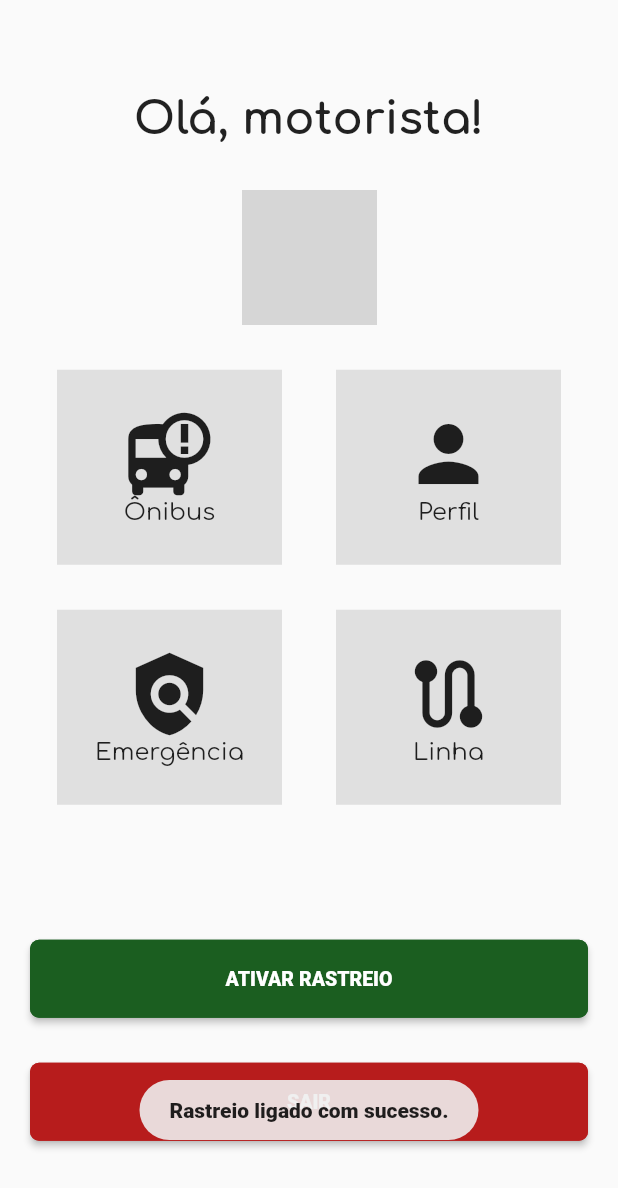
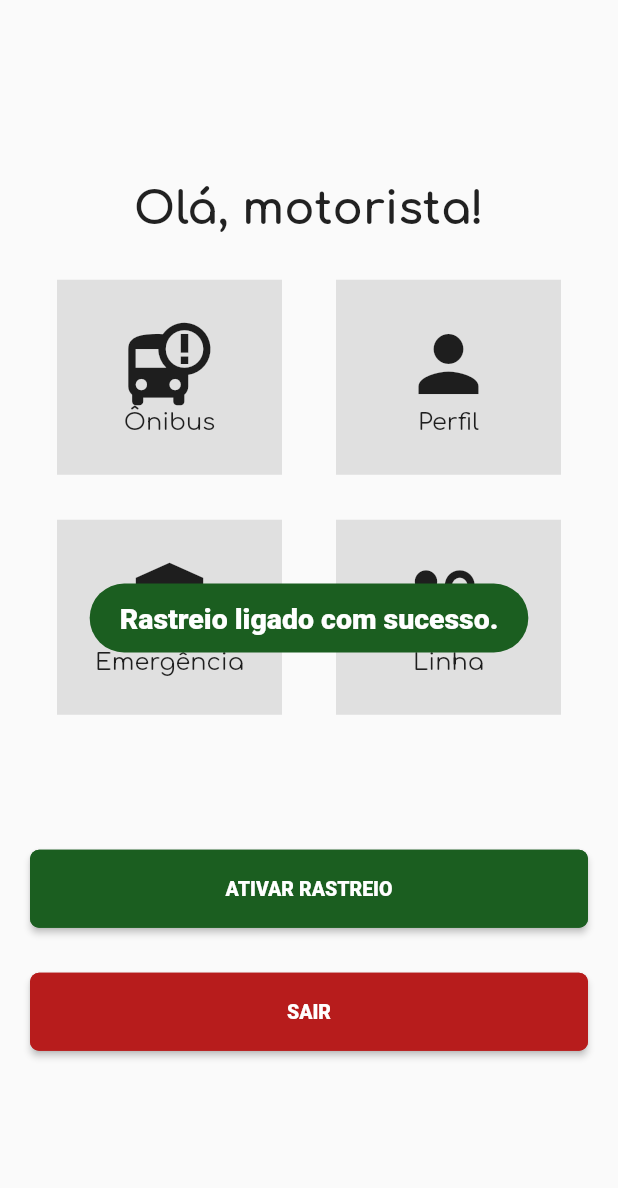
Before and after one commit to phsFerreira/connect_bus, a Flutter app: the HomeMotoristaPage screen opened directly, after a tap on "ATIVAR RASTREIO", on a phone screen of 412 x 824 dp. Shown: the top 1188 px of the screen. Run offline on Flutter 3.47's test engine with Material 2 defaults, Android fonts, the phone set to English and light mode, and no system bars; our stand-ins replace cloud_firestore, firebase_auth, firebase_core, firebase_database, fluttertoast, geolocator and 3 more; missing offline and left inert: dart:ffi, flutter_config, flutter_phone_direct_caller; accounts and stored records are empty; grey boxes are pictures that could not be loaded.

Commit message:
Controle de localização do motorista

```diff
--- a/lib/pages/motorista/pages/home_motorista.dart
+++ b/lib/pages/motorista/pages/home_motorista.dart
@@ -1,3 +1,5 @@
+import 'dart:async';
+
 import 'package:firebase_auth/firebase_auth.dart';
 import 'package:flutter/material.dart';
 import 'package:flutter_phone_direct_caller/flutter_phone_direct_caller.dart';
@@ -5,12 +7,9 @@ import 'package:fluttertoast/fluttertoast.dart';
 import 'package:location/location.dart';
 
 import 'package:connect_bus/pages/motorista/pages/bus_status_page.dart';
-import 'package:connect_bus/pages/motorista/login_motorista.dart';
-import 'package:connect_bus/main.dart';
+import 'package:connect_bus/pages/motorista/pages/linha.dart';
 import 'package:connect_bus/pages/motorista/pages/profile_motorista.dart';
-import 'package:connect_bus/profile_widget.dart';
 import 'package:connect_bus/repositories/onibus_repository.dart';
-import 'package:connect_bus/pages/motorista/pages/linha.dart';
 import 'package:connect_bus/widgets/button.dart';
 
 class HomeMotoristaPage extends StatefulWidget {
@@ -22,15 +21,15 @@ class HomeMotoristaPage extends StatefulWidget {
 }
 
 class _HomeMotoristaPage extends State<HomeMotoristaPage> {
-  final FirebaseAuth auth = FirebaseAuth.instance;
   Location? _location;
+  StreamSubscription<LocationData>? _locationSubscription;
   OnibusRepository? onibusRepository;
 
   @override
   void initState() {
+    super.initState();
     _init();
     print('Código de onibus de rastreio ====> ${widget.codigoOnibus}');
-    super.initState();
   }
 
   /// Função responsável por atribuir valor para o atributo '_location'
@@ -63,20 +62,6 @@ class _HomeMotoristaPage extends State<HomeMotoristaPage> {
             overflowAlignment: OverflowBarAlignment.center,
             children: [
               _getGreeting(),
-
-              /// TODO: Foto do motorista tem que ser obtida do banco
-              ClipOval(
-                child: Material(
-                  child: Ink.image(
-                    image: const NetworkImage(
-                        "https://i.pinimg.com/736x/8b/16/7a/8b167af653c2399dd93b952a48740620.jpg"),
-                    fit: BoxFit.cover,
-                    width: 90,
-                    height: 90,
-                  ),
-                ),
-              ),
-
               Row(
                 mainAxisAlignment: MainAxisAlignment.spaceAround,
                 children: [
@@ -108,25 +93,11 @@ class _HomeMotoristaPage extends State<HomeMotoristaPage> {
     );
   }
 
-  _signOut() async {
-    await FirebaseAuth.instance.signOut();
-  }
-
   /// Widget que mostra mensagem 'Ola, Motorista'.
   _getGreeting() {
     return const Text(
       "Olá, motorista!",
       style: TextStyle(fontWeight: FontWeight.bold, fontSize: 30),
-    );
-  }
-
-  /// Widget que mostra foto do motorista
-  _getPhoto() {
-    return const ProfileWidget(
-      imagePath:
-          "https://i.pinimg.com/736x/8b/16/7a/8b167af653c2399dd93b952a48740620.jpg",
-      width: 10,
-      height: 10,
     );
   }
 
@@ -169,26 +140,32 @@ class _HomeMotoristaPage extends State<HomeMotoristaPage> {
       backgroundButton: Colors.red.shade900,
       onPressed: () {
         _signOut();
-        Navigator.push(
-            context,
-            MaterialPageRoute(
-                builder: (context) => const LoginMotoristaPage()));
       },
     );
   }
 
-  //signout function
-  signOut(BuildContext context) async {
-    await auth.signOut();
-    if (context.mounted) {
-      Navigator.pushReplacement(
-          context, MaterialPageRoute(builder: (context) => const MainPage()));
+  _signOut() async {
+    try {
+      _stopListeningLocation();
+      await FirebaseAuth.instance.signOut();
+      // Navigate to the login screen or home screen
+      Navigator.of(context).pushReplacementNamed('/main');
+    } catch (e) {
+      Fluttertoast.showToast(msg: 'Error during logout: $e');
     }
+  }
+
+  void _stopListeningLocation() {
+    _locationSubscription?.cancel();
+    setState(() {
+      _locationSubscription = null;
+    });
   }
 
   /// Função responsável por ouvir o movimento da posição do celular do Motorista.
   void _listenLocation() {
-    _location?.onLocationChanged.listen((newLocation) async {
+    _locationSubscription =
+        _location?.onLocationChanged.listen((newLocation) async {
       print('NOVA POSICAO ${newLocation.latitude}, ${newLocation.longitude}');
 
       // Alterando a posição do onibus no Firebase.
@@ -205,9 +182,62 @@ class _HomeMotoristaPage extends State<HomeMotoristaPage> {
       borderButton: Colors.green.shade900,
       backgroundButton: Colors.green.shade900,
       onPressed: () {
-        Fluttertoast.showToast(msg: "Rastreio ligado com sucesso.");
-        _listenLocation();
+        _locationPermission();
       },
     );
   }
+
+  void _locationPermission() async {
+    if (_location == null) {
+      _location = new Location();
+    }
+    bool _serviceEnabled;
+    PermissionStatus _permissionGranted;
+    LocationData _locationData;
+
+    // Retorna um booleano para saber se o Serviço de Localização está habilitado ou se o usuário o desativou manualmente.
+    _serviceEnabled = await _location!.serviceEnabled();
+    if (!_serviceEnabled) {
+      // Mostre uma caixa de diálogo de alerta para solicitar que o usuário ative o serviço de localização.
+      _serviceEnabled = await _location!.requestService();
+      if (!_serviceEnabled) {
+        return;
+      }
+    }
+
+    // Retorne um PermissionStatus para saber o estado da permissão de localização.
+    _permissionGranted = await _location!.hasPermission();
+    if (_permissionGranted == PermissionStatus.denied) {
+      Fluttertoast.showToast(
+          msg: "Por favor, ative sua localização.",
+          toastLength: Toast.LENGTH_LONG,
+          fontSize: 19,
+          backgroundColor: Colors.red,
+          gravity: ToastGravity.CENTER);
+
+      // Solicite a permissão de localização. Retorne um PermissionStatus para saber se a permissão foi concedida.
+      _permissionGranted = await _location!.requestPermission();
+      if (_permissionGranted != PermissionStatus.granted) {
+        Fluttertoast.showToast(
+            msg: "Por favor, ative sua localização.",
+            toastLength: Toast.LENGTH_LONG,
+            fontSize: 19,
+            backgroundColor: Colors.red,
+            gravity: ToastGravity.CENTER);
+        return;
+      }
+    }
+    Fluttertoast.showToast(
+        msg: "Rastreio ligado com sucesso.",
+        toastLength: Toast.LENGTH_LONG,
+        fontSize: 19,
+        backgroundColor: Colors.green.shade900,
+        gravity: ToastGravity.CENTER);
+
+    _locationData = await _location!.getLocation();
+    // Alterando a posição do onibus no Firebase.
+    onibusRepository!.updateLatLgn(widget.codigoOnibus!,
+        _locationData.latitude!, _locationData.longitude!);
+    _listenLocation();
+  }
 }
```
